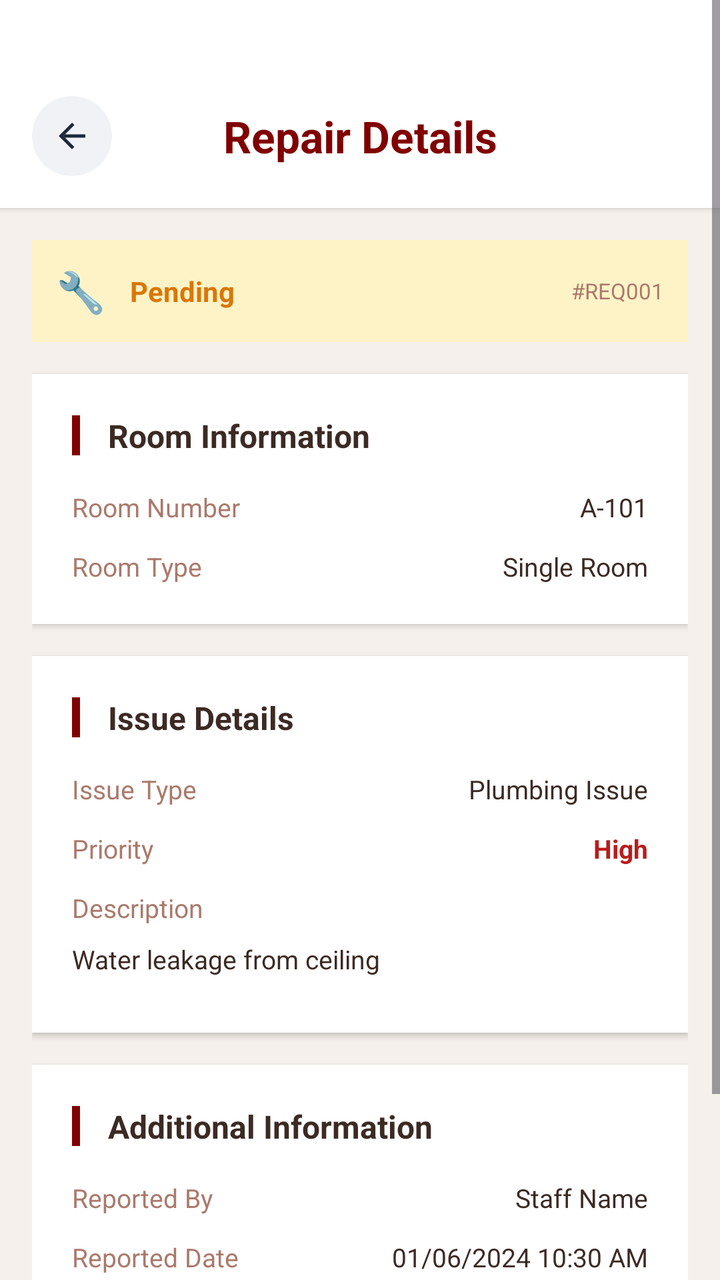
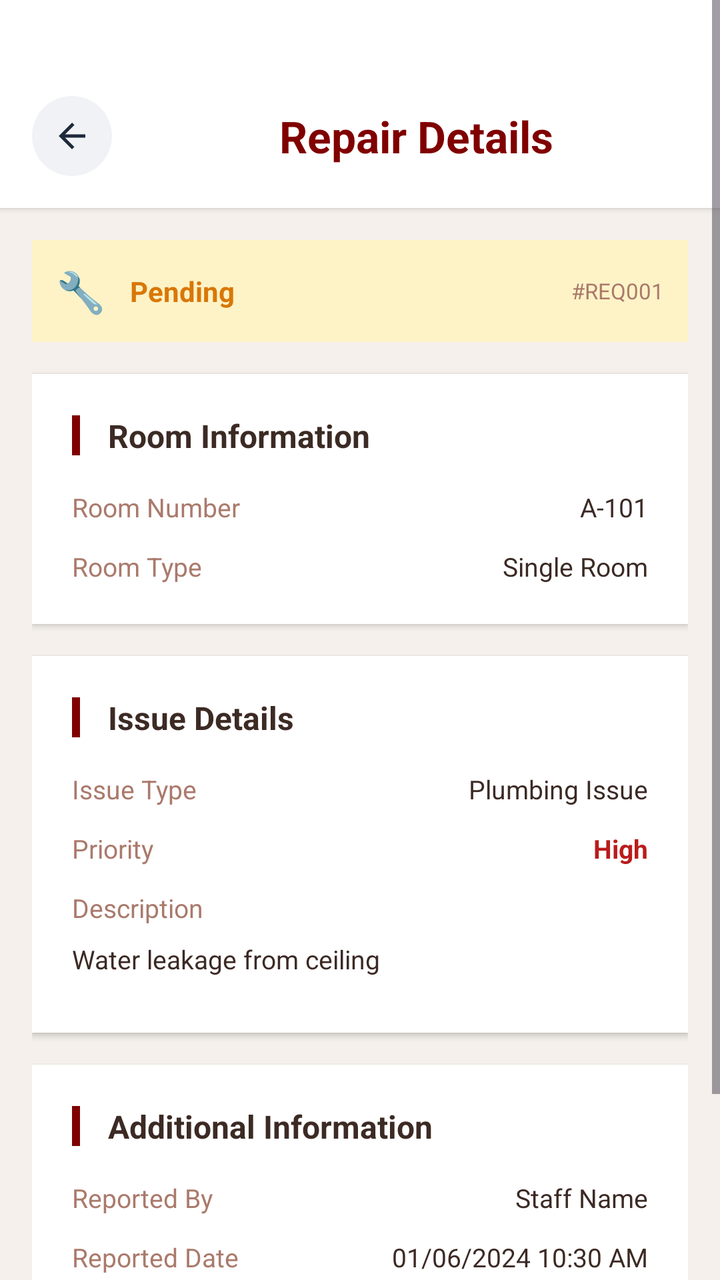

Before-and-after screenshots of an Android layout around one commit, followed by the original layout XML and the change that was made.
<!-- AndroidManifest.xml: application theme Theme.UTMSPACE_HostelBookingSystem -->
<!-- res/layout/activity_admin_repair_detail.xml -->
<?xml version="1.0" encoding="utf-8"?>
<ScrollView xmlns:android="http://schemas.android.com/apk/res/android"
    xmlns:app="http://schemas.android.com/apk/res-auto"
    android:layout_width="match_parent"
    android:layout_height="match_parent"
    android:background="#F5F0EB"
    android:fillViewport="true">   

    <LinearLayout
        android:layout_width="match_parent"
        android:layout_height="wrap_content"
        android:orientation="vertical">

        
        <LinearLayout
            android:layout_width="match_parent"
            android:layout_height="wrap_content"
            android:orientation="vertical"
            android:background="#FFFFFF"
            android:elevation="2dp"
            android:paddingTop="40dp"
            android:paddingBottom="8dp">

            <LinearLayout
                android:layout_width="match_parent"
                android:layout_height="wrap_content"
                android:orientation="horizontal"
                android:gravity="center_vertical"
                android:layout_marginTop="8dp"
                android:layout_marginBottom="8dp">

                <LinearLayout
                    android:id="@+id/ivBack"
                    android:layout_width="40dp"
                    android:layout_height="40dp"
                    android:background="@drawable/back_button_background"
                    android:gravity="center"
                    android:clickable="true"
                    android:focusable="true"
                    android:layout_marginStart="16dp">

                    <ImageView
                        android:layout_width="20dp"
                        android:layout_height="20dp"
                        android:src="@drawable/ic_arrow_back"
                        app:tint="#1E293B" />

                </LinearLayout>

                <TextView
                    android:layout_width="0dp"
                    android:layout_height="wrap_content"
                    android:layout_weight="1"
                    android:text="Repair Details"
                    android:textSize="22sp"
                    android:textStyle="bold"
                    android:textColor="#800000"
                    android:gravity="center"
                    android:fontFamily="sans-serif" />

                <LinearLayout
                    android:layout_width="40dp"
                    android:layout_height="40dp"
                    android:layout_marginEnd="16dp" />

            </LinearLayout>

        </LinearLayout>

        <LinearLayout
            android:layout_width="match_parent"
            android:layout_height="wrap_content"
            android:orientation="vertical"
            android:padding="16dp">

            
            <LinearLayout
                android:id="@+id/statusBanner"
                android:layout_width="match_parent"
                android:layout_height="wrap_content"
                android:orientation="horizontal"
                android:gravity="center_vertical"
                android:background="#FEF3C7"
                android:padding="12dp"
                android:layout_marginBottom="16dp"
                android:radius="8dp">

                <TextView
                    android:id="@+id/tvStatusIcon"
                    android:layout_width="wrap_content"
                    android:layout_height="wrap_content"
                    android:text="🔧"
                    android:textSize="20sp" />

                <TextView
                    android:id="@+id/tvStatus"
                    android:layout_width="0dp"
                    android:layout_height="wrap_content"
                    android:layout_weight="1"
                    android:layout_marginStart="12dp"
                    android:text="Pending"
                    android:textSize="14sp"
                    android:textStyle="bold"
                    android:textColor="#D97706"
                    android:fontFamily="sans-serif" />

                <TextView
                    android:id="@+id/tvRequestId"
                    android:layout_width="wrap_content"
                    android:layout_height="wrap_content"
                    android:text="#REQ001"
                    android:textSize="11sp"
                    android:textColor="#AA7A6C"
                    android:fontFamily="sans-serif" />

            </LinearLayout>

            
            <LinearLayout
                android:layout_width="match_parent"
                android:layout_height="wrap_content"
                android:orientation="vertical"
                android:background="#FFFFFF"
                android:elevation="2dp"
                android:padding="20dp"
                android:layout_marginBottom="16dp">

                <LinearLayout
                    android:layout_width="match_parent"
                    android:layout_height="wrap_content"
                    android:orientation="horizontal"
                    android:gravity="center_vertical"
                    android:layout_marginBottom="16dp">

                    <View
                        android:layout_width="4dp"
                        android:layout_height="20dp"
                        android:background="#800000" />

                    <TextView
                        android:layout_width="wrap_content"
                        android:layout_height="wrap_content"
                        android:text=" Room Information"
                        android:textSize="16sp"
                        android:textStyle="bold"
                        android:textColor="#3C2A24"
                        android:layout_marginStart="10dp"
                        android:fontFamily="sans-serif" />

                </LinearLayout>

                <LinearLayout
                    android:layout_width="match_parent"
                    android:layout_height="wrap_content"
                    android:orientation="horizontal"
                    android:layout_marginBottom="12dp">

                    <TextView
                        android:layout_width="0dp"
                        android:layout_height="wrap_content"
                        android:layout_weight="1"
                        android:text="Room Number"
                        android:textSize="13sp"
                        android:textColor="#AA7A6C"
                        android:fontFamily="sans-serif" />

                    <TextView
                        android:id="@+id/tvRoomNumber"
                        android:layout_width="0dp"
                        android:layout_height="wrap_content"
                        android:layout_weight="1"
                        android:text="A-101"
                        android:textSize="13sp"
                        android:textColor="#3C2A24"
                        android:textAlignment="textEnd"
                        android:fontFamily="sans-serif" />

                </LinearLayout>

                <LinearLayout
                    android:layout_width="match_parent"
                    android:layout_height="wrap_content"
                    android:orientation="horizontal">

                    <TextView
                        android:layout_width="0dp"
                        android:layout_height="wrap_content"
                        android:layout_weight="1"
                        android:text="Room Type"
                        android:textSize="13sp"
                        android:textColor="#AA7A6C"
                        android:fontFamily="sans-serif" />

                    <TextView
                        android:id="@+id/tvRoomType"
                        android:layout_width="0dp"
                        android:layout_height="wrap_content"
                        android:layout_weight="1"
                        android:text="Single Room"
                        android:textSize="13sp"
                        android:textColor="#3C2A24"
                        android:textAlignment="textEnd"
                        android:fontFamily="sans-serif" />

                </LinearLayout>

            </LinearLayout>

            
            <LinearLayout
                android:layout_width="match_parent"
                android:layout_height="wrap_content"
                android:orientation="vertical"
                android:background="#FFFFFF"
                android:elevation="2dp"
                android:padding="20dp"
                android:layout_marginBottom="16dp">

                <LinearLayout
                    android:layout_width="match_parent"
                    android:layout_height="wrap_content"
                    android:orientation="horizontal"
                    android:gravity="center_vertical"
                    android:layout_marginBottom="16dp">

                    <View
                        android:layout_width="4dp"
                        android:layout_height="20dp"
                        android:background="#800000" />

                    <TextView
                        android:layout_width="wrap_content"
                        android:layout_height="wrap_content"
                        android:text=" Issue Details"
                        android:textSize="16sp"
                        android:textStyle="bold"
                        android:textColor="#3C2A24"
                        android:layout_marginStart="10dp"
                        android:fontFamily="sans-serif" />

                </LinearLayout>

                <LinearLayout
                    android:layout_width="match_parent"
                    android:layout_height="wrap_content"
                    android:orientation="horizontal"
                    android:layout_marginBottom="12dp">

                    <TextView
                        android:layout_width="0dp"
                        android:layout_height="wrap_content"
                        android:layout_weight="1"
                        android:text="Issue Type"
                        android:textSize="13sp"
                        android:textColor="#AA7A6C"
                        android:fontFamily="sans-serif" />

                    <TextView
                        android:id="@+id/tvIssueType"
                        android:layout_width="0dp"
                        android:layout_height="wrap_content"
                        android:layout_weight="1"
                        android:text="Plumbing Issue"
                        android:textSize="13sp"
                        android:textColor="#3C2A24"
                        android:textAlignment="textEnd"
                        android:fontFamily="sans-serif" />

                </LinearLayout>

                <LinearLayout
                    android:layout_width="match_parent"
                    android:layout_height="wrap_content"
                    android:orientation="horizontal"
                    android:layout_marginBottom="12dp">

                    <TextView
                        android:layout_width="0dp"
                        android:layout_height="wrap_content"
                        android:layout_weight="1"
                        android:text="Priority"
                        android:textSize="13sp"
                        android:textColor="#AA7A6C"
                        android:fontFamily="sans-serif" />

                    <TextView
                        android:id="@+id/tvPriority"
                        android:layout_width="0dp"
                        android:layout_height="wrap_content"
                        android:layout_weight="1"
                        android:text="High"
                        android:textSize="13sp"
                        android:textStyle="bold"
                        android:textColor="#B91C1C"
                        android:textAlignment="textEnd"
                        android:fontFamily="sans-serif" />

                </LinearLayout>

                <LinearLayout
                    android:layout_width="match_parent"
                    android:layout_height="wrap_content"
                    android:orientation="vertical"
                    android:layout_marginBottom="8dp">

                    <TextView
                        android:layout_width="wrap_content"
                        android:layout_height="wrap_content"
                        android:text="Description"
                        android:textSize="13sp"
                        android:textColor="#AA7A6C"
                        android:layout_marginBottom="8dp"
                        android:fontFamily="sans-serif" />

                    <TextView
                        android:id="@+id/tvDescription"
                        android:layout_width="match_parent"
                        android:layout_height="wrap_content"
                        android:text="Water leakage from ceiling"
                        android:textSize="13sp"
                        android:textColor="#3C2A24"
                        android:lineSpacingExtra="4dp"
                        android:fontFamily="sans-serif" />

                </LinearLayout>

            </LinearLayout>

            
            <LinearLayout
                android:layout_width="match_parent"
                android:layout_height="wrap_content"
                android:orientation="vertical"
                android:background="#FFFFFF"
                android:elevation="2dp"
                android:padding="20dp"
                android:layout_marginBottom="16dp">

                <LinearLayout
                    android:layout_width="match_parent"
                    android:layout_height="wrap_content"
                    android:orientation="horizontal"
                    android:gravity="center_vertical"
                    android:layout_marginBottom="16dp">

                    <View
                        android:layout_width="4dp"
                        android:layout_height="20dp"
                        android:background="#800000" />

                    <TextView
                        android:layout_width="wrap_content"
                        android:layout_height="wrap_content"
                        android:text=" Additional Information"
                        android:textSize="16sp"
                        android:textStyle="bold"
                        android:textColor="#3C2A24"
                        android:layout_marginStart="10dp"
                        android:fontFamily="sans-serif" />

                </LinearLayout>

                <LinearLayout
                    android:layout_width="match_parent"
                    android:layout_height="wrap_content"
                    android:orientation="horizontal"
                    android:layout_marginBottom="12dp">

                    <TextView
                        android:layout_width="0dp"
                        android:layout_height="wrap_content"
                        android:layout_weight="1"
                        android:text="Reported By"
                        android:textSize="13sp"
                        android:textColor="#AA7A6C"
                        android:fontFamily="sans-serif" />

                    <TextView
                        android:id="@+id/tvReportedBy"
                        android:layout_width="0dp"
                        android:layout_height="wrap_content"
                        android:layout_weight="1"
                        android:text="Staff Name"
                        android:textSize="13sp"
                        android:textColor="#3C2A24"
                        android:textAlignment="textEnd"
                        android:fontFamily="sans-serif" />

                </LinearLayout>

                <LinearLayout
                    android:layout_width="match_parent"
                    android:layout_height="wrap_content"
                    android:orientation="horizontal"
                    android:layout_marginBottom="12dp">

                    <TextView
                        android:layout_width="0dp"
                        android:layout_height="wrap_content"
                        android:layout_weight="1"
                        android:text="Reported Date"
                        android:textSize="13sp"
                        android:textColor="#AA7A6C"
                        android:fontFamily="sans-serif" />

                    <TextView
                        android:id="@+id/tvReportedDate"
                        android:layout_width="0dp"
                        android:layout_height="wrap_content"
                        android:layout_weight="1"
                        android:text="01/06/2024 10:30 AM"
                        android:textSize="13sp"
                        android:textColor="#3C2A24"
                        android:textAlignment="textEnd"
                        android:fontFamily="sans-serif" />

                </LinearLayout>

                <LinearLayout
                    android:layout_width="match_parent"
                    android:layout_height="wrap_content"
                    android:orientation="horizontal"
                    android:layout_marginBottom="12dp">

                    <TextView
                        android:layout_width="0dp"
                        android:layout_height="wrap_content"
                        android:layout_weight="1"
                        android:text="Preferred Time"
                        android:textSize="13sp"
                        android:textColor="#AA7A6C"
                        android:fontFamily="sans-serif" />

                    <TextView
                        android:id="@+id/tvPreferredTime"
                        android:layout_width="0dp"
                        android:layout_height="wrap_content"
                        android:layout_weight="1"
                        android:text="Weekdays 9am-5pm"
                        android:textSize="13sp"
                        android:textColor="#3C2A24"
                        android:textAlignment="textEnd"
                        android:fontFamily="sans-serif" />

                </LinearLayout>

                <LinearLayout
                    android:layout_width="match_parent"
                    android:layout_height="wrap_content"
                    android:orientation="horizontal">

                    <TextView
                        android:layout_width="0dp"
                        android:layout_height="wrap_content"
                        android:layout_weight="1"
                        android:text="Contact Person"
                        android:textSize="13sp"
                        android:textColor="#AA7A6C"
                        android:fontFamily="sans-serif" />

                    <TextView
                        android:id="@+id/tvContactPerson"
                        android:layout_width="0dp"
                        android:layout_height="wrap_content"
                        android:layout_weight="1"
                        android:text="N/A"
                        android:textSize="13sp"
                        android:textColor="#3C2A24"
                        android:textAlignment="textEnd"
                        android:fontFamily="sans-serif" />

                </LinearLayout>

            </LinearLayout>

            
            <LinearLayout
                android:id="@+id/proofImageCard"
                android:layout_width="match_parent"
                android:layout_height="wrap_content"
                android:orientation="vertical"
                android:background="#FFFFFF"
                android:elevation="2dp"
                android:padding="20dp"
                android:layout_marginBottom="16dp"
                android:visibility="gone">

                <LinearLayout
                    android:layout_width="match_parent"
                    android:layout_height="wrap_content"
                    android:orientation="horizontal"
                    android:gravity="center_vertical"
                    android:layout_marginBottom="16dp">

                    <View
                        android:layout_width="4dp"
                        android:layout_height="20dp"
                        android:background="#10B981" />

                    <TextView
                        android:layout_width="wrap_content"
                        android:layout_height="wrap_content"
                        android:text="✅ Completion Proof"
                        android:textSize="16sp"
                        android:textStyle="bold"
                        android:textColor="#10B981"
                        android:layout_marginStart="10dp"
                        android:fontFamily="sans-serif" />

                </LinearLayout>

                <ImageView
                    android:id="@+id/ivProofImage"
                    android:layout_width="match_parent"
                    android:layout_height="200dp"
                    android:scaleType="centerCrop"
                    android:background="#F5F0EB"
                    android:clickable="true"
                    android:focusable="true" />

            </LinearLayout>

        </LinearLayout>
    </LinearLayout>
</ScrollView>
<!-- resources referenced by this layout -->
<resources>
  <!-- drawable back_button_background (drawable) -->
  <?xml version="1.0" encoding="utf-8"?>
  <shape xmlns:android="http://schemas.android.com/apk/res/android">
      <solid android:color="#F0F2F5" />
      <corners android:radius="40dp" />
  </shape>
  <!-- drawable ic_arrow_back (drawable) -->
  <?xml version="1.0" encoding="utf-8"?>
  <vector xmlns:android="http://schemas.android.com/apk/res/android"
      android:width="24dp"
      android:height="24dp"
      android:viewportWidth="24"
      android:viewportHeight="24">
      <path
          android:fillColor="#1E293B"
          android:pathData="M20,11H7.83l5.59,-5.59L12,4l-8,8 8,8 1.41,-1.41L7.83,13H20v-2z"/>
  </vector>
  <style name="Theme.UTMSPACE_HostelBookingSystem" parent="Theme.Material3.DayNight.NoActionBar">
  
          
          <item name="android:statusBarColor">@android:color/white</item>
          <item name="android:windowLightStatusBar">true</item>
  
          
          <item name="android:windowBackground">@android:color/white</item>
          <item name="android:colorBackground">@android:color/white</item>
  
      </style>
</resources>

<!-- the commit's change to res/layout/activity_admin_repair_detail.xml (unified diff, before → after) -->
@@ -4,7 +4,7 @@
     android:layout_width="match_parent"
     android:layout_height="match_parent"
     android:background="#F5F0EB"
-    android:fillViewport="true">   
+    android:fillViewport="true">
 
     <LinearLayout
         android:layout_width="match_parent"
@@ -58,11 +58,6 @@
                     android:gravity="center"
                     android:fontFamily="sans-serif" />
 
-                <LinearLayout
-                    android:layout_width="40dp"
-                    android:layout_height="40dp"
-                    android:layout_marginEnd="16dp" />
-
             </LinearLayout>
 
         </LinearLayout>
@@ -520,6 +515,72 @@
 
             </LinearLayout>
 
+            
+            <LinearLayout
+                android:id="@+id/dangerZone"
+                android:layout_width="match_parent"
+                android:layout_height="wrap_content"
+                android:orientation="vertical"
+                android:background="#FFFFFF"
+                android:elevation="2dp"
+                android:padding="20dp"
+                android:layout_marginBottom="20dp"
+                android:visibility="gone">
+
+                <LinearLayout
+                    android:layout_width="match_parent"
+                    android:layout_height="wrap_content"
+                    android:orientation="horizontal"
+                    android:gravity="center_vertical"
+                    android:layout_marginBottom="16dp">
+
+                    <View
+                        android:layout_width="4dp"
+                        android:layout_height="20dp"
+                        android:background="#EF4444" />
+
+                    <TextView
+                        android:layout_width="wrap_content"
+                        android:layout_height="wrap_content"
+                        android:text=" Danger Zone"
+                        android:textSize="16sp"
+                        android:textStyle="bold"
+                        android:textColor="#EF4444"
+                        android:layout_marginStart="10dp"
+                        android:fontFamily="sans-serif" />
+
+                </LinearLayout>
+
+                
+                <LinearLayout
+                    android:id="@+id/btnDeleteRequest"
+                    android:layout_width="match_parent"
+                    android:layout_height="52dp"
+                    android:background="@drawable/danger_button_background"
+                    android:gravity="center"
+                    android:clickable="true"
+                    android:focusable="true">
+
+                    <ImageView
+                        android:layout_width="20dp"
+                        android:layout_height="20dp"
+                        android:src="@drawable/ic_delete"
+                        app:tint="#FFFFFF" />
+
+                    <TextView
+                        android:layout_width="wrap_content"
+                        android:layout_height="wrap_content"
+                        android:layout_marginStart="8dp"
+                        android:text="Delete Repair Request"
+                        android:textSize="14sp"
+                        android:textStyle="bold"
+                        android:textColor="#FFFFFF"
+                        android:fontFamily="sans-serif" />
+
+                </LinearLayout>
+
+            </LinearLayout>
+
         </LinearLayout>
     </LinearLayout>
 </ScrollView>
<!-- resource entries referenced after the edit -->
@@ -5,6 +5,12 @@
   <shape xmlns:android="http://schemas.android.com/apk/res/android">
       <solid android:color="#F0F2F5" />
       <corners android:radius="40dp" />
+  </shape>
+  <!-- drawable danger_button_background (drawable) -->
+  <?xml version="1.0" encoding="utf-8"?>
+  <shape xmlns:android="http://schemas.android.com/apk/res/android">
+      <solid android:color="#EF4444" />
+      <corners android:radius="12dp" />
   </shape>
   <!-- drawable ic_arrow_back (drawable) -->
   <?xml version="1.0" encoding="utf-8"?>
@@ -16,6 +22,17 @@
       <path
           android:fillColor="#1E293B"
           android:pathData="M20,11H7.83l5.59,-5.59L12,4l-8,8 8,8 1.41,-1.41L7.83,13H20v-2z"/>
+  </vector>
+  <!-- drawable ic_delete (drawable) -->
+  <?xml version="1.0" encoding="utf-8"?>
+  <vector xmlns:android="http://schemas.android.com/apk/res/android"
+      android:width="24dp"
+      android:height="24dp"
+      android:viewportWidth="24"
+      android:viewportHeight="24">
+      <path
+          android:fillColor="#EF4444"
+          android:pathData="M6,19c0,1.1 0.9,2 2,2h8c1.1,0 2,-0.9 2,-2V7H6v12zM19,4h-3.5l-1,-1h-5l-1,1H5v2h14V4z"/>
   </vector>
   <style name="Theme.UTMSPACE_HostelBookingSystem" parent="Theme.Material3.DayNight.NoActionBar">
   
